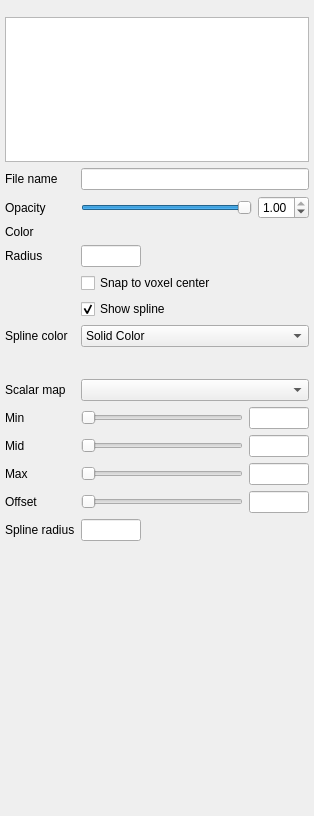
The window that freeview/PanelPointSet.ui (freesurfer/freesurfer) describes before a commit, drawn with Qt 5.
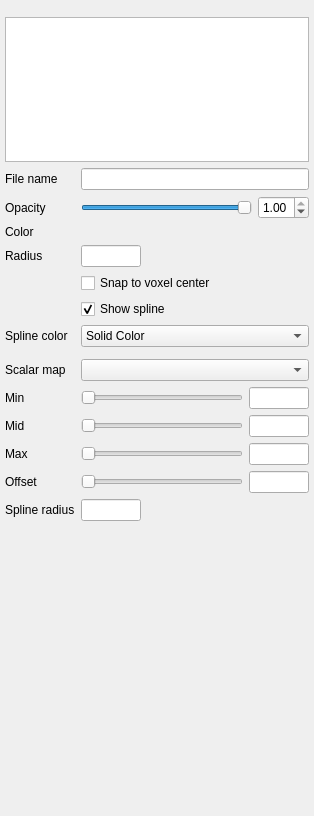
The same window after the commit. Custom widgets are drawn as their Qt base class.

Commit message: change settings of multiple point sets at the same time

Patch:
```diff
--- a/freeview/PanelPointSet.ui
+++ b/freeview/PanelPointSet.ui
@@ -449,8 +449,8 @@
           </property>
           <property name="sizeHint" stdset="0">
            <size>
-            <width>40</width>
-            <height>20</height>
+            <width>1</width>
+            <height>0</height>
            </size>
           </property>
          </spacer>
```
The commit also changes 1 other file.
